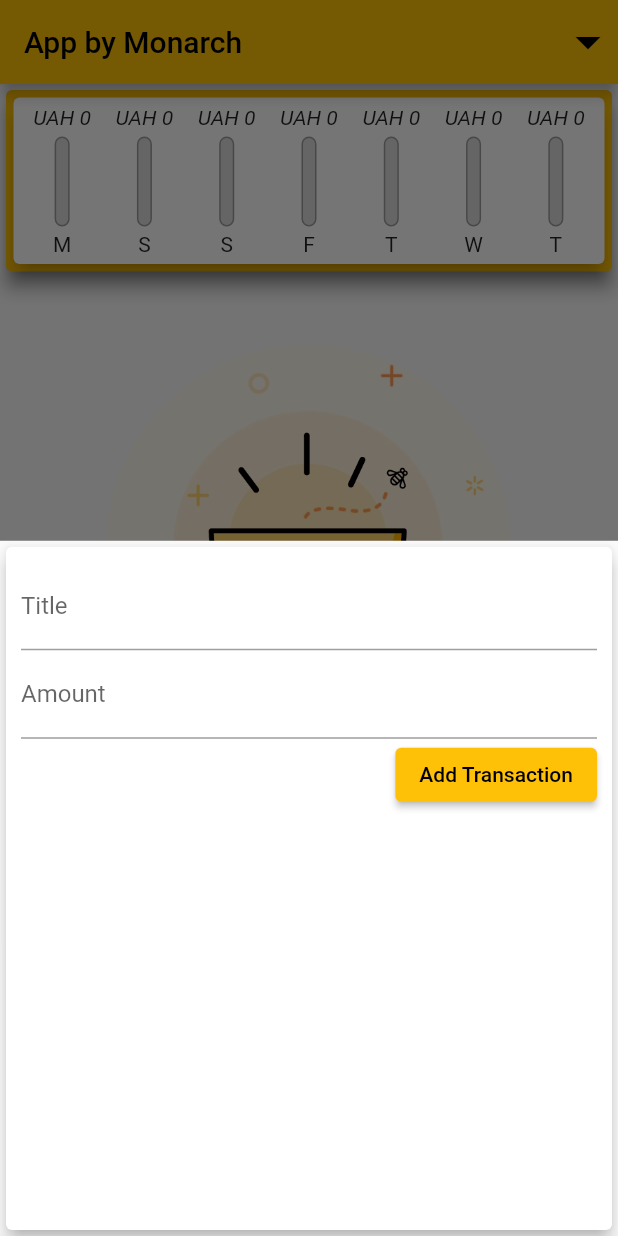
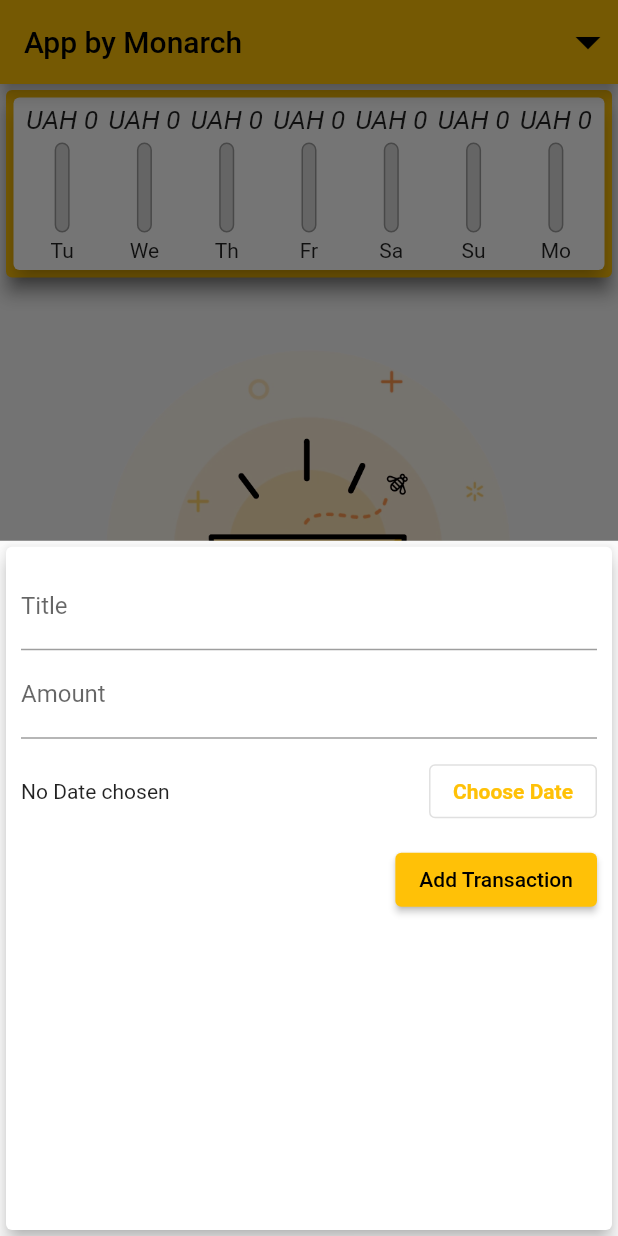
Before and after one commit to MonarchLight/firstAppFlutter, a Flutter app: the screen it shows after launch, after a tap on the "add" icon, on a phone screen of 412 x 824 dp. Run offline on Flutter 3.47's test engine with Material 2 defaults, Android fonts, the phone set to English and light mode, and no system bars.

Commit message:
add deleteTransaction

```diff
--- a/lib/main.dart
+++ b/lib/main.dart
@@ -56,12 +56,12 @@ class _MyHomePageState extends State<MyHomePage> {
     }).toList();
   }
 
-  void _addNewTransaction(String txTitle, double txAmount) {
+  void _addNewTransaction(String txTitle, double txAmount, DateTime txDate) {
     final newTx = Transaction(
         title: txTitle,
         amount: txAmount,
-        date: DateTime.now(),
-        id: Random.secure().toString());
+        date: txDate,
+        id: DateTime.now().toString());
 
     setState(() {
       _userTransactions.add(newTx);
@@ -75,6 +75,12 @@ class _MyHomePageState extends State<MyHomePage> {
         return NewTransactions(_addNewTransaction);
       },
     );
+  }
+
+  void _deleteTransaction(String id) {
+    setState(() {
+      _userTransactions.removeWhere((tx) => tx.id == id);
+    });
   }
 
   @override
@@ -103,13 +109,13 @@ class _MyHomePageState extends State<MyHomePage> {
             Container(
               width: double.infinity,
               child: Card(
-                color: Theme.of(context).primaryColor,
                 child: Chart(_recentTransaction),
                 shadowColor: Colors.grey[800],
                 elevation: 5,
+                color: Theme.of(context).primaryColor,
               ),
             ),
-            TransactionList(_userTransactions),
+            TransactionList(_userTransactions, _deleteTransaction),
           ],
         ),
       ),
--- a/lib/widgets/chart.dart
+++ b/lib/widgets/chart.dart
@@ -20,10 +20,10 @@ class Chart extends StatelessWidget {
       }
 
       return {
-        "day": DateFormat.E().format(weekDay).substring(0, 1),
+        "day": DateFormat.E().format(weekDay).substring(0, 2),
         "amount": totalSum,
       };
-    });
+    }).reversed.toList();
   }
 
   double get totalSpeding {
--- a/lib/widgets/chart_bar.dart
+++ b/lib/widgets/chart_bar.dart
@@ -11,11 +11,14 @@ class CharBar extends StatelessWidget {
   Widget build(BuildContext context) {
     return Column(
       children: <Widget>[
-        FittedBox(
-            child: Text(
-          "UAH ${spendingdAmount.toStringAsFixed(0)}",
-          style: TextStyle(fontStyle: FontStyle.italic),
-        )),
+        Container(
+          height: 20,
+          child: FittedBox(
+              child: Text(
+            "UAH ${spendingdAmount.toStringAsFixed(0)}",
+            style: TextStyle(fontStyle: FontStyle.italic),
+          )),
+        ),
         SizedBox(
           height: 5,
         ),
--- a/lib/widgets/new_transaction.dart
+++ b/lib/widgets/new_transaction.dart
@@ -1,4 +1,5 @@
 import 'package:flutter/material.dart';
+import 'package:intl/intl.dart';
 
 class NewTransactions extends StatefulWidget {
   final Function addTx;
@@ -10,21 +11,42 @@ class NewTransactions extends StatefulWidget {
 }
 
 class _NewTransactionsState extends State<NewTransactions> {
-  final titleController = TextEditingController();
+  final _titleController = TextEditingController();
+  final _amountController = TextEditingController();
+  DateTime? _selectedDate;
 
-  final amountController = TextEditingController();
+  void _submitDate() {
+    if (_amountController.text.isEmpty) {
+      return;
+    }
 
-  void submitDate() {
-    final enteredTitle = titleController.text;
-    final enteredAmount = double.parse(amountController.text);
-    if (enteredTitle.isEmpty || enteredAmount <= 0) {
+    final enteredTitle = _titleController.text;
+    final enteredAmount = double.parse(_amountController.text);
+    if (enteredTitle.isEmpty || enteredAmount <= 0 || _selectedDate == null) {
       return;
     }
     widget.addTx(
       enteredTitle,
       enteredAmount,
+      _selectedDate,
     );
     Navigator.of(context).pop();
+  }
+
+  void _presentDatePicker() {
+    showDatePicker(
+            context: context,
+            initialDate: DateTime.now(),
+            firstDate: DateTime(2021),
+            lastDate: DateTime.now())
+        .then((pickedDate) {
+      if (pickedDate == null) {
+        return;
+      }
+      setState(() {
+        _selectedDate = pickedDate;
+      });
+    });
   }
 
   @override
@@ -37,18 +59,37 @@ class _NewTransactionsState extends State<NewTransactions> {
           crossAxisAlignment: CrossAxisAlignment.end,
           children: <Widget>[
             TextField(
-              controller: titleController,
-              onSubmitted: (_) => submitDate(),
+              controller: _titleController,
+              onSubmitted: (_) => _submitDate(),
               decoration: InputDecoration(labelText: "Title"),
             ),
             TextField(
-              controller: amountController,
+              controller: _amountController,
               keyboardType: TextInputType.number,
-              onSubmitted: (_) => submitDate(),
+              onSubmitted: (_) => _submitDate(),
               decoration: InputDecoration(labelText: "Amount"),
             ),
+            Container(
+              height: 70,
+              child: Row(
+                children: <Widget>[
+                  Expanded(
+                    child: Text(_selectedDate == null
+                        ? "No Date chosen"
+                        : "Choose date: ${DateFormat.yMd().format(_selectedDate!)}"),
+                  ),
+                  OutlinedButton(
+                    onPressed: _presentDatePicker,
+                    child: Text(
+                      "Choose Date",
+                      style: TextStyle(fontWeight: FontWeight.bold),
+                    ),
+                  ),
+                ],
+              ),
+            ),
             ElevatedButton(
-              onPressed: submitDate,
+              onPressed: _submitDate,
               child: Text("Add Transaction"),
             ),
           ],
--- a/lib/widgets/transaction_list.dart
+++ b/lib/widgets/transaction_list.dart
@@ -4,8 +4,9 @@ import '../modules/transaction.dart';
 
 class TransactionList extends StatelessWidget {
   final List<Transaction> transactions;
+  final Function deleteTx;
 
-  TransactionList(this.transactions);
+  TransactionList(this.transactions, this.deleteTx);
 
   @override
   Widget build(BuildContext context) {
@@ -32,6 +33,15 @@ class TransactionList extends StatelessWidget {
                   elevation: 5,
                   margin: EdgeInsets.symmetric(vertical: 7, horizontal: 5),
                   child: ListTile(
+                    trailing: IconButton(
+                      splashColor: Colors.red,
+                      icon: Icon(
+                        Icons.delete,
+                        color: Colors.black,
+                      ),
+                      color: Theme.of(context).errorColor,
+                      onPressed: () => deleteTx(transactions[index].id),
+                    ),
                     leading: CircleAvatar(
                       backgroundColor: Theme.of(context).primaryColor,
                       radius: 30,
```
